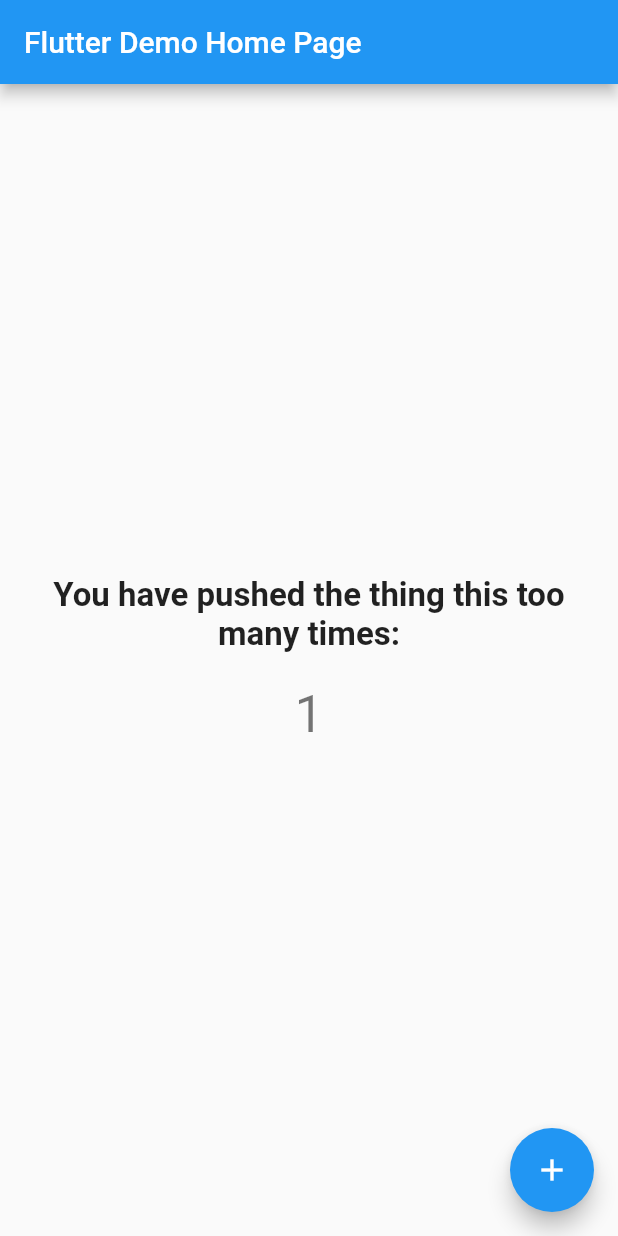
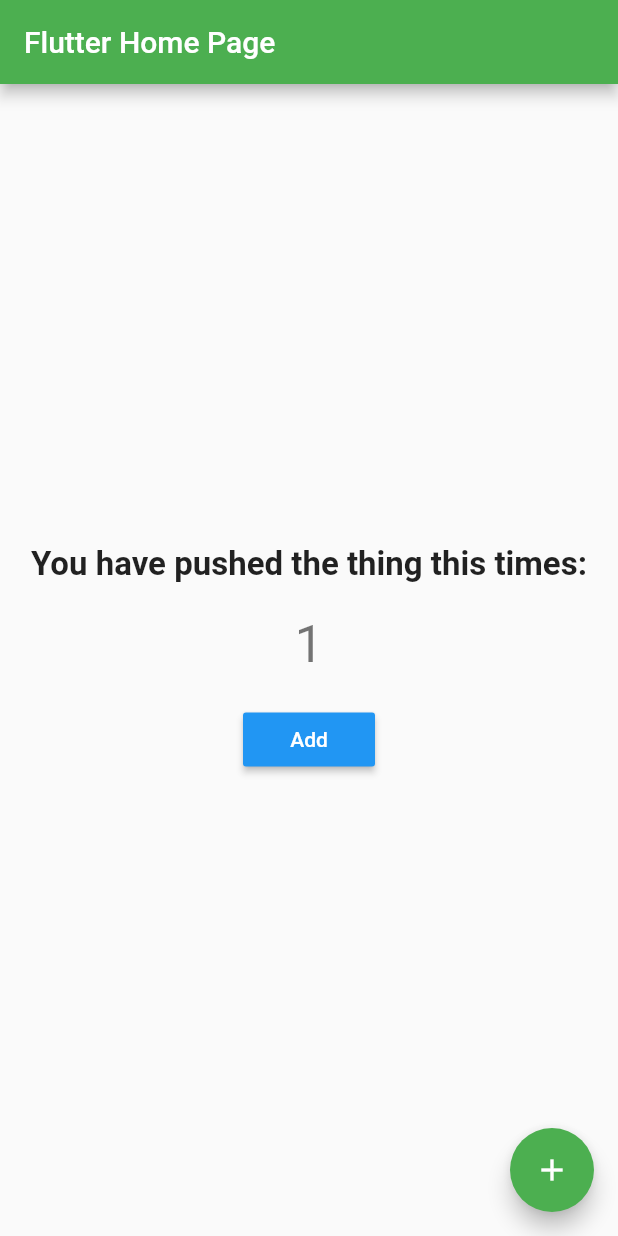
Before and after one commit to aaronksaunders/flutter-first-one, a Flutter app: the screen it shows after launch, after a tap on the "add" icon, on a phone screen of 412 x 824 dp. Run offline on Flutter 3.47's test engine with Material 2 defaults, Android fonts, the phone set to English and light mode, and no system bars.

Commit message:
adding navigation and second screen

```diff
--- a/lib/main.dart
+++ b/lib/main.dart
@@ -1,119 +1,7 @@
-import 'package:flutter/material.dart';
 
-void main() => runApp(MyApp());
 
-class MyApp extends StatelessWidget {
-  // This widget is the root of your application.
-  @override
-  Widget build(BuildContext context) {
-    return MaterialApp(
-      title: 'Flutter Demo',
-      theme: ThemeData(
-        // This is the theme of your application.
-        //
-        // Try running your application with "flutter run". You'll see the
-        // application has a blue toolbar. Then, without quitting the app, try
-        // changing the primarySwatch below to Colors.green and then invoke
-        // "hot reload" (press "r" in the console where you ran "flutter run",
-        // or simply save your changes to "hot reload" in a Flutter IDE).
-        // Notice that the counter didn't reset back to zero; the application
-        // is not restarted.
-        primarySwatch: Colors.blue,
-      ),
-      home: MyHomePage(title: 'Flutter Demo Home Page'),
-    );
-  }
+import 'routes.dart';
+
+void main () {
+  new Routes();
 }
-
-class MyHomePage extends StatefulWidget {
-  MyHomePage({Key key, this.title}) : super(key: key);
-
-  // This widget is the home page of your application. It is stateful, meaning
-  // that it has a State object (defined below) that contains fields that affect
-  // how it looks.
-
-  // This class is the configuration for the state. It holds the values (in this
-  // case the title) provided by the parent (in this case the App widget) and
-  // used by the build method of the State. Fields in a Widget subclass are
-  // always marked "final".
-
-  final String title;
-
-  @override
-  _MyHomePageState createState() => _MyHomePageState();
-}
-
-class _MyHomePageState extends State<MyHomePage> {
-  int _counter = 0;
-
-  void _incrementCounter() {
-    setState(() {
-      // This call to setState tells the Flutter framework that something has
-      // changed in this State, which causes it to rerun the build method below
-      // so that the display can reflect the updated values. If we changed
-      // _counter without calling setState(), then the build method would not be
-      // called again, and so nothing would appear to happen.
-      _counter++;
-    });
-  }
-
-  @override
-  Widget build(BuildContext context) {
-    // This method is rerun every time setState is called, for instance as done
-    // by the _incrementCounter method above.
-    //
-    // The Flutter framework has been optimized to make rerunning build methods
-    // fast, so that you can just rebuild anything that needs updating rather
-    // than having to individually change instances of widgets.
-    return Scaffold(
-      appBar: AppBar(
-        // Here we take the value from the MyHomePage object that was created by
-        // the App.build method, and use it to set our appbar title.
-        title: Text(widget.title),
-      ),
-      body: Center(
-        // Center is a layout widget. It takes a single child and positions it
-        // in the middle of the parent.
-        child: Column(
-          // Column is also layout widget. It takes a list of children and
-          // arranges them vertically. By default, it sizes itself to fit its
-          // children horizontally, and tries to be as tall as its parent.
-          //
-          // Invoke "debug painting" (press "p" in the console, choose the
-          // "Toggle Debug Paint" action from the Flutter Inspector in Android
-          // Studio, or the "Toggle Debug Paint" command in Visual Studio Code)
-          // to see the wireframe for each widget.
-          //
-          // Column has various properties to control how it sizes itself and
-          // how it positions its children. Here we use mainAxisAlignment to
-          // center the children vertically; the main axis here is the vertical
-          // axis because Columns are vertical (the cross axis would be
-          // horizontal).
-          mainAxisAlignment: MainAxisAlignment.center,
-          children: <Widget>[
-            Container(
-              padding: EdgeInsets.all(10.0),
-              child: Text(
-                'You have pushed the thing this too many times:',
-                textAlign: TextAlign.center,
-                style: TextStyle(fontSize: 22.0, fontWeight: FontWeight.bold),
-              ),
-            ),
-            Container(
-              padding: EdgeInsets.all(10.0),
-              child: Text(
-                '$_counter',
-                style: Theme.of(context).textTheme.display1,
-              ),
-            )
-          ],
-        ),
-      ),
-      floatingActionButton: FloatingActionButton(
-        onPressed: _incrementCounter,
-        tooltip: 'Increment',
-        child: Icon(Icons.add),
-      ), // This trailing comma makes auto-formatting nicer for build methods.
-    );
-  }
-}
--- /dev/null
+++ b/lib/routes.dart
@@ -0,0 +1,19 @@
+import 'package:first_one/screens/MyHomePage.dart';
+import 'package:first_one/screens/MySecondPage.dart';
+import 'package:flutter/material.dart';
+
+class Routes {
+  final routes = <String, WidgetBuilder>{
+    '/': (BuildContext context) => new MyHomePage(title: 'Flutter Home Page'),
+    '/second': (BuildContext context) => new MySecondPage(),
+  };
+
+  Routes() {
+    runApp(new MaterialApp(
+      title: 'Flutter Demo App',
+      theme: ThemeData(primarySwatch: Colors.green),
+      initialRoute: '/',
+      routes: routes,
+    ));
+  }
+}
--- /dev/null
+++ b/lib/screens/MyHomePage.dart
@@ -0,0 +1,105 @@
+import 'package:flutter/material.dart';
+import 'package:flutter/widgets.dart';
+
+class MyHomePage extends StatefulWidget {
+  MyHomePage({Key key, this.title}) : super(key: key);
+
+  // This widget is the home page of your application. It is stateful, meaning
+  // that it has a State object (defined below) that contains fields that affect
+  // how it looks.
+
+  // This class is the configuration for the state. It holds the values (in this
+  // case the title) provided by the parent (in this case the App widget) and
+  // used by the build method of the State. Fields in a Widget subclass are
+  // always marked "final".
+
+  final String title;
+
+  @override
+  _MyHomePageState createState() => _MyHomePageState();
+}
+
+class _MyHomePageState extends State<MyHomePage> {
+  int _counter = 0;
+
+  void _incrementCounter() {
+    setState(() {
+      // This call to setState tells the Flutter framework that something has
+      // changed in this State, which causes it to rerun the build method below
+      // so that the display can reflect the updated values. If we changed
+      // _counter without calling setState(), then the build method would not be
+      // called again, and so nothing would appear to happen.
+      _counter++;
+    });
+  }
+
+  @override
+  Widget build(BuildContext context) {
+    // This method is rerun every time setState is called, for instance as done
+    // by the _incrementCounter method above.
+    //
+    // The Flutter framework has been optimized to make rerunning build methods
+    // fast, so that you can just rebuild anything that needs updating rather
+    // than having to individually change instances of widgets.
+    return Scaffold(
+      appBar: AppBar(
+        // Here we take the value from the MyHomePage object that was created by
+        // the App.build method, and use it to set our appbar title.
+        title: Text(widget.title),
+      ),
+      body: Center(
+        // Center is a layout widget. It takes a single child and positions it
+        // in the middle of the parent.
+        child: Column(
+          // Column is also layout widget. It takes a list of children and
+          // arranges them vertically. By default, it sizes itself to fit its
+          // children horizontally, and tries to be as tall as its parent.
+          //
+          // Invoke "debug painting" (press "p" in the console, choose the
+          // "Toggle Debug Paint" action from the Flutter Inspector in Android
+          // Studio, or the "Toggle Debug Paint" command in Visual Studio Code)
+          // to see the wireframe for each widget.
+          //
+          // Column has various properties to control how it sizes itself and
+          // how it positions its children. Here we use mainAxisAlignment to
+          // center the children vertically; the main axis here is the vertical
+          // axis because Columns are vertical (the cross axis would be
+          // horizontal).
+          mainAxisAlignment: MainAxisAlignment.center,
+          children: <Widget>[
+            Container(
+              padding: EdgeInsets.all(10.0),
+              child: Text(
+                'You have pushed the thing this times:',
+                textAlign: TextAlign.center,
+                style: TextStyle(fontSize: 22.0, fontWeight: FontWeight.bold),
+              ),
+            ),
+            Container(
+              padding: EdgeInsets.all(10.0),
+              child: Text(
+                '$_counter',
+                style: Theme.of(context).textTheme.display1,
+              ),
+            ),
+            Container(
+              padding: EdgeInsets.all(10.0),
+              child: RaisedButton(
+                padding: const EdgeInsets.all(8.0),
+                textColor: Colors.white,
+                color: Colors.blue,
+                onPressed: () => Navigator.pushNamed(context, '/second'),
+                child: Text("Add"),
+              ),
+            )
+          ],
+        ),
+      ),
+      floatingActionButton: FloatingActionButton(
+        onPressed: _incrementCounter,
+        tooltip: 'Increment',
+        child: Icon(Icons.add),
+      ), // This trailing comma makes auto-formatting nicer for build methods.
+    );
+  }
+}
--- /dev/null
+++ b/lib/screens/MySecondPage.dart
@@ -0,0 +1,20 @@
+import 'package:flutter/material.dart';
+import 'package:flutter/widgets.dart';
+
+class MySecondPage extends StatefulWidget {
+  final int count;
+
+  MySecondPage({Key key, this.count}) : super(key: key);
+
+  @override
+  _MySecondPageState createState() => _MySecondPageState();
+}
+
+class _MySecondPageState extends State<MySecondPage> {
+  @override
+  Widget build(BuildContext context) {
+    return Scaffold(
+      appBar: AppBar(title: Text('Second Page')),
+    );
+  }
+}
```
Also changed, not shown: 5 other files.
